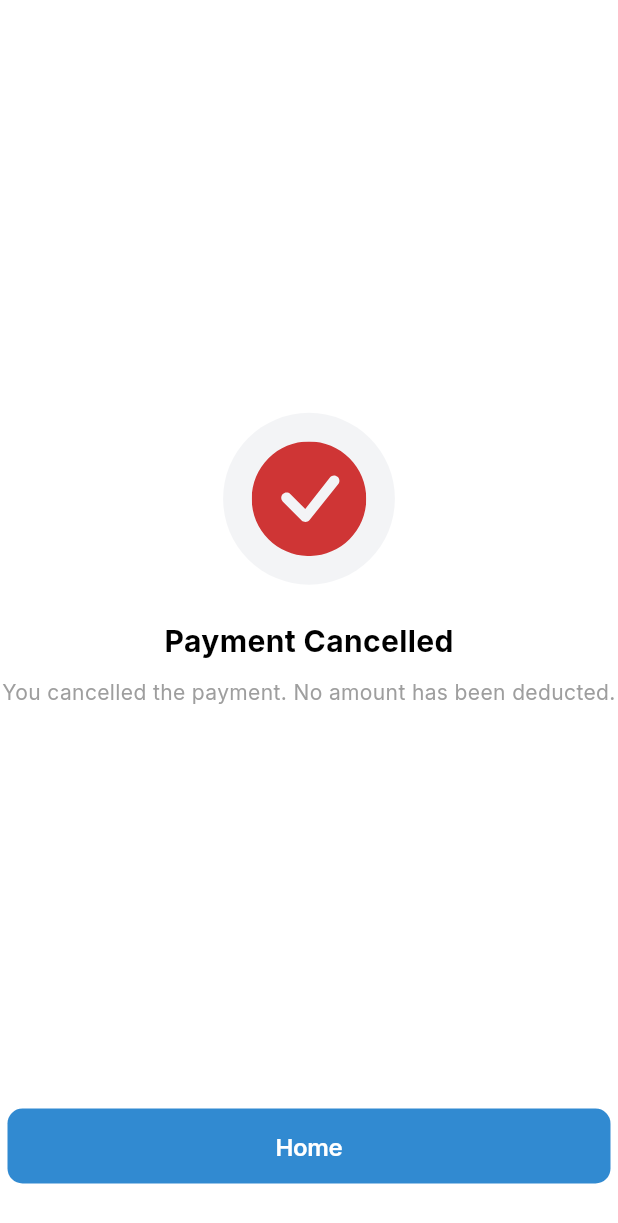
After one commit to sigosoft/Wada-Customer, a Flutter app: the PaymentCancelledScreen screen opened directly, on a phone screen of 412 x 824 dp. The commit adds this screen. Shown: the top 1223 px of the screen. Run offline on Flutter 3.47's test engine with Material 3 defaults, Android fonts, the phone set to English and light mode, and no system bars; our stand-ins replace carousel_slider, dio, dotted_border, flutter_svg, geocoding, geolocator and 9 more; missing offline and left inert: razorpay_flutter, super_tooltip; accounts and stored records are empty.

Commit message:
commit after payment updation on 02/06/2026

```diff
--- a/lib/Resource/Strings.dart
+++ b/lib/Resource/Strings.dart
@@ -281,4 +281,10 @@ class Strings {
   static const String becomeserviceProvider = "Become a Service Provider";
   static const String useCurrentLocation = "Use Current Location";
   static const String selectPlaces = "Select places";
+  static const String paymentCancelled = "Payment Cancelled";
+  static const String paymentCancelledMessage =
+      "You cancelled the payment. No amount has been deducted.";
+  static const String paymentFailed = "Payment Failed";
+  static const String paymentFailedMessage =
+      "The payment could not be processed. Please try again.";
 }
--- a/lib/Services/RazorpayService.dart
+++ b/lib/Services/RazorpayService.dart
@@ -209,6 +209,8 @@ class RazorpayService {
       'name': 'Wada App',
       'description': description,
       'order_id': orderId,
+      'payment_capture':
+          1, // Auto capture payment immediately after authorization
       'prefill': {
         'contact': contact.isNotEmpty ? contact : '9876543210',
         'email': email.isNotEmpty ? email : 'test@test.com',
--- /dev/null
+++ b/lib/View/SuccessPages/NurseBookingsSuccess/PaymentCancelledScreen.dart
@@ -0,0 +1,72 @@
+import 'package:flutter/material.dart';
+import 'package:flutter_svg/flutter_svg.dart';
+import 'package:google_fonts/google_fonts.dart';
+import 'package:get/get.dart';
+import 'package:waada_customerapp/View/Home/Home.dart';
+import '../../../Resource/Strings.dart';
+import '../../Login/SubmitButtonWidget.dart';
+
+class PaymentCancelledScreen extends StatelessWidget {
+  const PaymentCancelledScreen({super.key});
+
+  @override
+  Widget build(BuildContext context) {
+    return PopScope(
+      canPop: false,
+      onPopInvoked: (_) {
+        Get.offAll(() => const Home());
+      },
+      child: Scaffold(
+        backgroundColor: Colors.white,
+        body: Column(
+          mainAxisAlignment: MainAxisAlignment.spaceBetween,
+          children: [
+            Expanded(
+              child: Center(
+                child: Column(
+                  mainAxisSize: MainAxisSize.min,
+                  children: [
+                    SvgPicture.asset(
+                      "lib/Assets/Images/canceltick.svg",
+                      width: 140,
+                      height: 140,
+                    ),
+                    const SizedBox(height: 10),
+                    Text(
+                      Strings.paymentCancelled,
+                      style: GoogleFonts.inter(
+                        fontSize: 20,
+                        fontWeight: FontWeight.w700,
+                        color: Colors.black,
+                      ),
+                    ),
+                    const SizedBox(height: 10),
+                    Text(
+                      Strings.paymentCancelledMessage,
+                      textAlign: TextAlign.center,
+                      style: GoogleFonts.inter(
+                        fontSize: 14,
+                        fontWeight: FontWeight.w400,
+                        color: Colors.grey,
+                      ),
+                    ),
+                  ],
+                ),
+              ),
+            ),
+            Padding(
+              padding: const EdgeInsets.all(5.0),
+              child: SubmitButtonWidget(
+                onTap: () {
+                  Get.offAll(() => const Home());
+                },
+                text: Strings.home,
+              ),
+            ),
+            const SizedBox(height: 30),
+          ],
+        ),
+      ),
+    );
+  }
+}
```
Also changed, not shown: lib/Controller/BookingsController.dart (+22 -8 lines), lib/View/NurseBookings/PendingBookingDetails.dart (+12 -52 lines), lib/View/SuccessPages/NurseBookingsSuccess/PaymentFailedScreen.dart (added, +75 -0 lines), lib/View/SuccessPages/NurseBookingsSuccess/PaymentSuccess.dart (+6 -1 lines).
